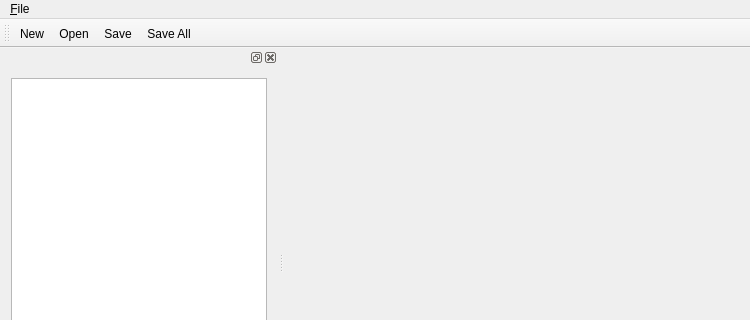
Qt form mainwindow.ui (chenguanzhou/CDTStudio) before a commit; both pictures show x 0 to 750 and y 0 to 320 of the 750 by 498 pixel window.
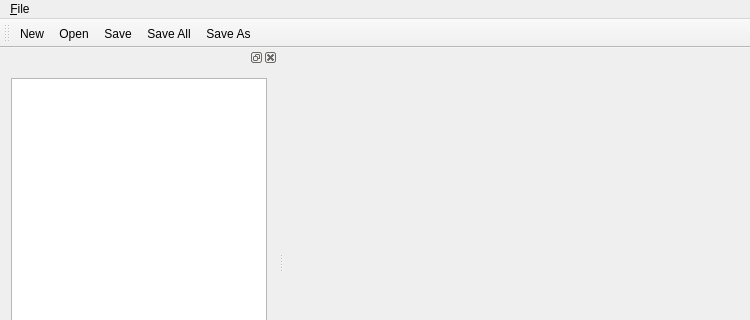
The same form after that commit. Icons and pictures are not drawn.

Diff of the .ui file:
```diff
--- a/mainwindow.ui
+++ b/mainwindow.ui
@@ -45,6 +45,7 @@
    <addaction name="actionOpen"/>
    <addaction name="actionSave"/>
    <addaction name="actionSave_All"/>
+   <addaction name="action_Save_As"/>
   </widget>
   <widget class="QStatusBar" name="statusBar"/>
   <widget class="QDockWidget" name="dockWidgetProject">
@@ -89,6 +90,15 @@
     <string>&amp;Save All</string>
    </property>
   </action>
+  <action name="action_Save_As">
+   <property name="icon">
+    <iconset resource="resource.qrc">
+     <normaloff>:/Icon/save_as.png</normaloff>:/Icon/save_as.png</iconset>
+   </property>
+   <property name="text">
+    <string>&amp;Save As</string>
+   </property>
+  </action>
  </widget>
  <layoutdefault spacing="6" margin="11"/>
  <resources/>
```
Left out of the diff: 26 changed lines with no effect on the pictures.
